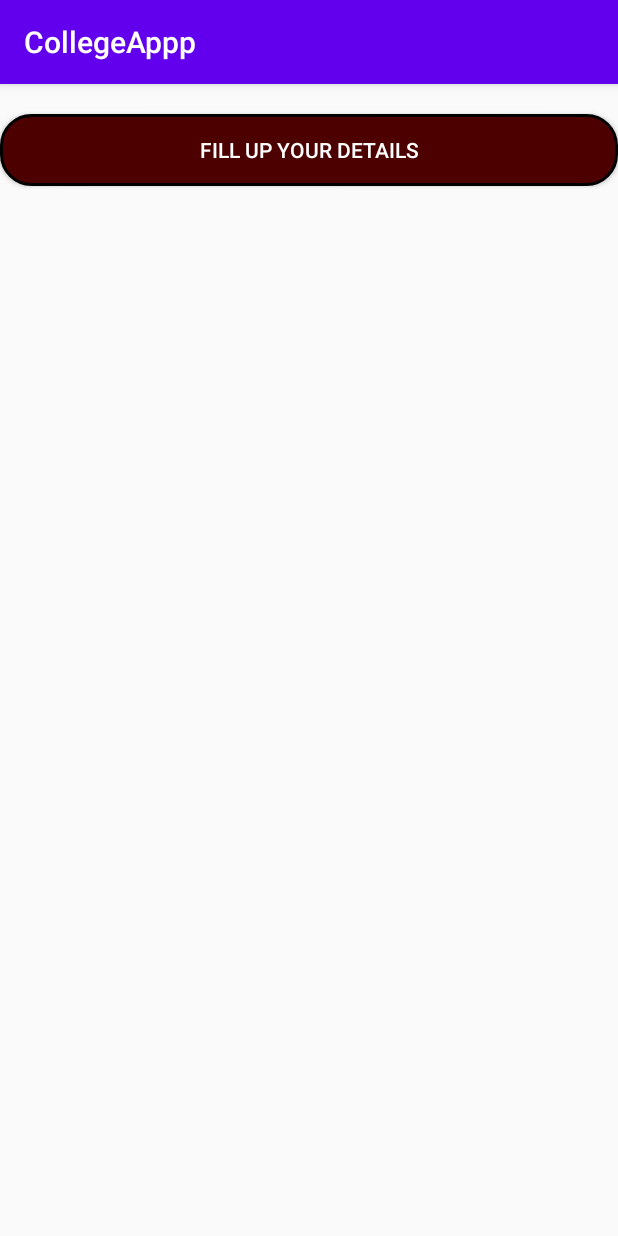
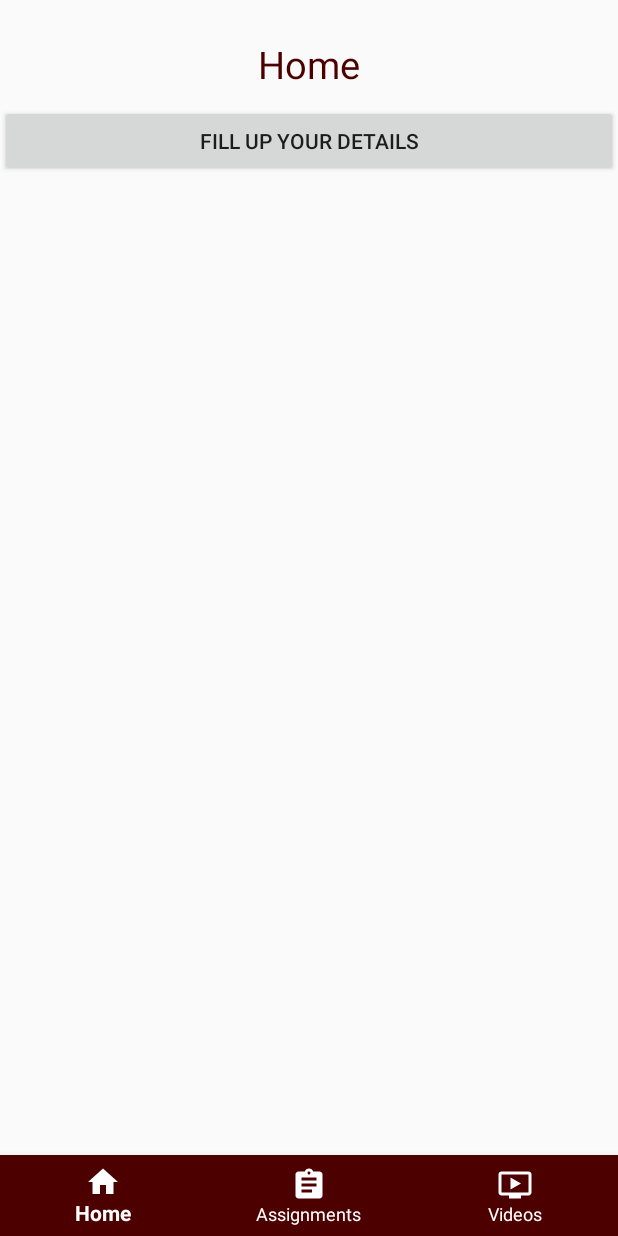
Before and after one commit to majiddeshmukh/CollegeApp, an Android app: the screen it shows after launch once a user with an empty profile is signed in (DashboardActivity), on a phone screen of 412 x 824 dp. Run offline under Robolectric (Android 15) with nearby library versions, the phone set to English and light mode, and no system bars; our stand-ins replace Firebase (no records; nobody signed in at launch, a user with empty details on screens opened directly); Roboto replaces fonts that are not available here.

Commit message:
Updated Homepage and Added Bottom Nav Bar

```diff
--- a/app/build.gradle
+++ b/app/build.gradle
@@ -33,6 +33,8 @@ dependencies {
     implementation 'androidx.constraintlayout:constraintlayout:1.1.3'
     implementation 'com.google.firebase:firebase-auth:19.3.1'
     implementation 'com.google.firebase:firebase-database:19.3.1'
+    implementation 'com.google.android.material:material:1.2.0'
+    implementation 'androidx.legacy:legacy-support-v4:1.0.0'
     testImplementation 'junit:junit:4.12'
     androidTestImplementation 'androidx.test.ext:junit:1.1.1'
     androidTestImplementation 'androidx.test.espresso:espresso-core:3.2.0'
--- a/app/src/main/java/com/example/collegeappp/DashboardActivity.kt
+++ b/app/src/main/java/com/example/collegeappp/DashboardActivity.kt
@@ -4,16 +4,74 @@ import android.content.Intent
 import androidx.appcompat.app.AppCompatActivity
 import android.os.Bundle
 import android.widget.Button
+import androidx.fragment.app.FragmentTransaction
+import com.google.android.material.bottomnavigation.BottomNavigationView
 
 class DashboardActivity : AppCompatActivity() {
+
+    lateinit var homeFragment: HomeFragment
+    lateinit var assFragment: AssFragment
+    lateinit var vidFragment: VidFragment
+
     override fun onCreate(savedInstanceState: Bundle?) {
         super.onCreate(savedInstanceState)
         setContentView(R.layout.activity_dashboard)
 
-        val fbutton = findViewById<Button>(R.id.dfill)
-            fbutton.setOnClickListener {
-                val intent = Intent(this, DataActivity::class.java)
-                startActivity(intent)
+//        val fbutton = findViewById<Button>(R.id.dfill)
+//            fbutton.setOnClickListener {
+//                val intent = Intent(this, DataActivity::class.java)
+//                startActivity(intent)
+//            }
+
+        val bottomNav : BottomNavigationView = findViewById(R.id.navbar)
+
+        homeFragment = HomeFragment()
+        supportFragmentManager
+            .beginTransaction()
+            .replace(R.id.framelayout, homeFragment)
+            .setTransition(FragmentTransaction.TRANSIT_FRAGMENT_OPEN)
+            .commit()
+
+
+        bottomNav.setOnNavigationItemSelectedListener { item ->
+            when (item.itemId) {
+
+                R.id.navhome -> {
+
+                    homeFragment = HomeFragment()
+                    supportFragmentManager
+                        .beginTransaction()
+                        .replace(R.id.framelayout, homeFragment)
+                        .setTransition(FragmentTransaction.TRANSIT_FRAGMENT_OPEN)
+                        .commit()
+
+                }
+
+                R.id.navass -> {
+
+                    assFragment = AssFragment()
+                    supportFragmentManager
+                        .beginTransaction()
+                        .replace(R.id.framelayout, assFragment)
+                        .setTransition(FragmentTransaction.TRANSIT_FRAGMENT_OPEN)
+                        .commit()
+
+                }
+
+                R.id.navvid -> {
+
+                    vidFragment = VidFragment()
+                    supportFragmentManager
+                        .beginTransaction()
+                        .replace(R.id.framelayout, vidFragment)
+                        .setTransition(FragmentTransaction.TRANSIT_FRAGMENT_OPEN)
+                        .commit()
+
+                }
+
             }
+            true
+        }
+
     }
 }
--- /dev/null
+++ b/app/src/main/java/com/example/collegeappp/HomeFragment.kt
@@ -0,0 +1,64 @@
+package com.example.collegeappp
+
+import android.content.Intent
+import android.os.Bundle
+import androidx.fragment.app.Fragment
+import android.view.LayoutInflater
+import android.view.View
+import android.view.ViewGroup
+import android.widget.Button
+
+// TODO: Rename parameter arguments, choose names that match
+// the fragment initialization parameters, e.g. ARG_ITEM_NUMBER
+private const val ARG_PARAM1 = "param1"
+private const val ARG_PARAM2 = "param2"
+
+/**
+ * A simple [Fragment] subclass.
+ * Use the [HomeFragment.newInstance] factory method to
+ * create an instance of this fragment.
+ */
+class HomeFragment : Fragment() {
+    // TODO: Rename and change types of parameters
+    private var param1: String? = null
+    private var param2: String? = null
+
+    override fun onCreate(savedInstanceState: Bundle?) {
+        super.onCreate(savedInstanceState)
+        arguments?.let {
+            param1 = it.getString(ARG_PARAM1)
+            param2 = it.getString(ARG_PARAM2)
+        }
+
+
+    }
+
+    override fun onCreateView(
+        inflater: LayoutInflater, container: ViewGroup?,
+        savedInstanceState: Bundle?
+    ): View? {
+
+        // Inflate the layout for this fragment
+        return inflater.inflate(R.layout.fragment_home, container, false)
+    }
+
+    companion object {
+        /**
+         * Use this factory method to create a new instance of
+         * this fragment using the provided parameters.
+         *
+         * @param param1 Parameter 1.
+         * @param param2 Parameter 2.
+         * @return A new instance of fragment HomeFragment.
+         */
+        // TODO: Rename and change types and number of parameters
+        @JvmStatic
+        fun newInstance(param1: String, param2: String) =
+            HomeFragment().apply {
+                arguments = Bundle().apply {
+                    putString(ARG_PARAM1, param1)
+                    putString(ARG_PARAM2, param2)
+                }
+            }
+    }
+}
--- /dev/null
+++ b/app/src/main/res/drawable/assignment.xml
@@ -0,0 +1,5 @@
+<vector android:height="24dp" android:tint="#FFE06F"
+    android:viewportHeight="24" android:viewportWidth="24"
+    android:width="24dp" xmlns:android="http://schemas.android.com/apk/res/android">
+    <path android:fillColor="@android:color/white" android:pathData="M19,3h-4.18C14.4,1.84 13.3,1 12,1c-1.3,0 -2.4,0.84 -2.82,2L5,3c-1.1,0 -2,0.9 -2,2v14c0,1.1 0.9,2 2,2h14c1.1,0 2,-0.9 2,-2L21,5c0,-1.1 -0.9,-2 -2,-2zM12,3c0.55,0 1,0.45 1,1s-0.45,1 -1,1 -1,-0.45 -1,-1 0.45,-1 1,-1zM14,17L7,17v-2h7v2zM17,13L7,13v-2h10v2zM17,9L7,9L7,7h10v2z"/>
+</vector>
--- /dev/null
+++ b/app/src/main/res/drawable/home.xml
@@ -0,0 +1,5 @@
+<vector android:height="24dp" android:tint="#FFE06F"
+    android:viewportHeight="24" android:viewportWidth="24"
+    android:width="24dp" xmlns:android="http://schemas.android.com/apk/res/android">
+    <path android:fillColor="@android:color/white" android:pathData="M10,20v-6h4v6h5v-8h3L12,3 2,12h3v8z"/>
+</vector>
--- /dev/null
+++ b/app/src/main/res/drawable/ic_baseline_ondemand_video_24.xml
@@ -0,0 +1,5 @@
+<vector android:height="24dp" android:tint="#FFE06F"
+    android:viewportHeight="24" android:viewportWidth="24"
+    android:width="24dp" xmlns:android="http://schemas.android.com/apk/res/android">
+    <path android:fillColor="@android:color/white" android:pathData="M21,3L3,3c-1.11,0 -2,0.89 -2,2v12c0,1.1 0.89,2 2,2h5v2h8v-2h5c1.1,0 1.99,-0.9 1.99,-2L23,5c0,-1.11 -0.9,-2 -2,-2zM21,17L3,17L3,5h18v12zM16,11l-7,4L9,7z"/>
+</vector>
--- a/app/src/main/res/layout/activity_dashboard.xml
+++ b/app/src/main/res/layout/activity_dashboard.xml
@@ -1,18 +1,30 @@
 <?xml version="1.0" encoding="utf-8"?>
-<LinearLayout xmlns:android="http://schemas.android.com/apk/res/android"
+<RelativeLayout xmlns:android="http://schemas.android.com/apk/res/android"
     xmlns:app="http://schemas.android.com/apk/res-auto"
     xmlns:tools="http://schemas.android.com/tools"
     android:layout_width="match_parent"
     android:layout_height="match_parent"
     tools:context=".DashboardActivity">
 
-    <Button
-        android:id="@+id/dfill"
+
+
+
+    <com.google.android.material.bottomnavigation.BottomNavigationView
+        android:id="@+id/navbar"
         android:layout_width="match_parent"
-        android:layout_height="wrap_content"
-        android:layout_marginTop="20dp"
-        android:background="@drawable/button"
-        android:text="Fill up your details"
-        android:textColor="@color/common_google_signin_btn_text_dark_default" />
+        android:layout_height="54dp"
+        android:background="@color/colorRed"
+        app:itemTextColor="@color/colorWhite"
+        android:layout_alignParentBottom="true"
+        app:menu="@menu/bottomenu"
+        app:labelVisibilityMode="labeled"
+        app:itemIconTint="@color/colorWhite"/>
 
-</LinearLayout>
+    <FrameLayout
+        android:id="@+id/framelayout"
+        android:layout_width="match_parent"
+        android:layout_height="match_parent"
+        android:layout_above="@id/navbar" />
+
+
+</RelativeLayout>
--- /dev/null
+++ b/app/src/main/res/layout/fragment_home.xml
@@ -0,0 +1,31 @@
+<?xml version="1.0" encoding="utf-8"?>
+<androidx.constraintlayout.widget.ConstraintLayout xmlns:android="http://schemas.android.com/apk/res/android"
+    xmlns:tools="http://schemas.android.com/tools"
+    android:layout_width="match_parent"
+    android:layout_height="match_parent"
+    xmlns:app="http://schemas.android.com/apk/res-auto"
+    tools:context=".HomeFragment">
+
+    <TextView
+        android:layout_width="wrap_content"
+        android:layout_height="wrap_content"
+        android:layout_marginStart="159dp"
+        android:layout_marginTop="25dp"
+        android:layout_marginEnd="160dp"
+        android:text="Home"
+        android:textColor="@color/colorRed"
+        android:textSize="25dp"
+        app:layout_constraintEnd_toEndOf="parent"
+        app:layout_constraintStart_toStartOf="parent"
+        app:layout_constraintTop_toTopOf="parent" />
+
+    <Button
+        android:id="@+id/dfill"
+        android:layout_width="match_parent"
+        android:layout_height="wrap_content"
+        android:layout_marginTop="70dp"
+        android:text="Fill up your details"
+        app:layout_constraintTop_toTopOf="parent" />
+
+
+</androidx.constraintlayout.widget.ConstraintLayout>
--- /dev/null
+++ b/app/src/main/res/menu/bottomenu.xml
@@ -0,0 +1,25 @@
+<?xml version="1.0" encoding="utf-8"?>
+<menu xmlns:android="http://schemas.android.com/apk/res/android">
+
+    <item
+        android:id="@+id/navhome"
+        android:title="Home"
+        android:icon="@drawable/home"
+        android:visible="true"
+        android:enabled="true"/>
+
+    <item
+        android:id="@+id/navass"
+        android:title="Assignments"
+        android:icon="@drawable/assignment"
+        android:visible="true"
+        android:enabled="true"/>
+
+    <item
+        android:id="@+id/navvid"
+        android:title="Videos"
+        android:icon="@drawable/ic_baseline_ondemand_video_24"
+        android:visible="true"
+        android:enabled="true"/>
+
+</menu>
--- a/app/src/main/res/values/colors.xml
+++ b/app/src/main/res/values/colors.xml
@@ -3,4 +3,6 @@
     <color name="colorPrimary">#6200EE</color>
     <color name="colorPrimaryDark">#3700B3</color>
     <color name="colorAccent">#03DAC5</color>
+    <color name="colorRed">#4d0000</color>
+    <color name="colorWhite">#ffffff</color>
 </resources>
--- a/app/src/main/res/values/strings.xml
+++ b/app/src/main/res/values/strings.xml
@@ -1,3 +1,5 @@
 <resources>
     <string name="app_name">CollegeAppp</string>
+    <!-- TODO: Remove or change this placeholder text -->
+    <string name="hello_blank_fragment">Hello blank fragment</string>
 </resources>
--- a/app/src/main/res/values/styles.xml
+++ b/app/src/main/res/values/styles.xml
@@ -1,6 +1,6 @@
 <resources>
     <!-- Base application theme. -->
-    <style name="AppTheme" parent="Theme.AppCompat.Light.DarkActionBar">
+    <style name="AppTheme" parent="Theme.AppCompat.Light.NoActionBar">
         <!-- Customize your theme here. -->
         <item name="colorPrimary">@color/colorPrimary</item>
         <item name="colorPrimaryDark">@color/colorPrimaryDark</item>
```
Also changed, not shown: app/src/main/java/com/example/collegeappp/AssFragment.kt (added, +59 -0 lines), app/src/main/java/com/example/collegeappp/VidFragment.kt (added, +59 -0 lines), app/src/main/res/drawable/wave.xml (added, +9 -0 lines), app/src/main/res/layout/activity_main.xml (+46 -14 lines), app/src/main/res/layout/fragment_ass.xml (added, +23 -0 lines), app/src/main/res/layout/fragment_vid.xml (added, +23 -0 lines).
